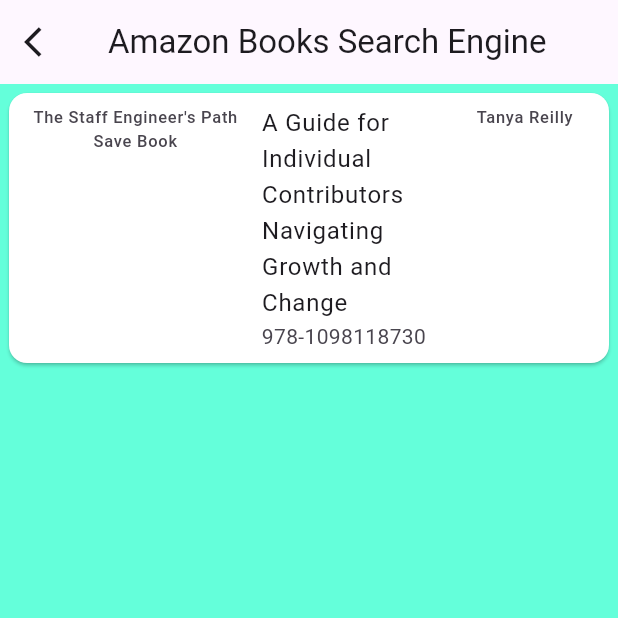
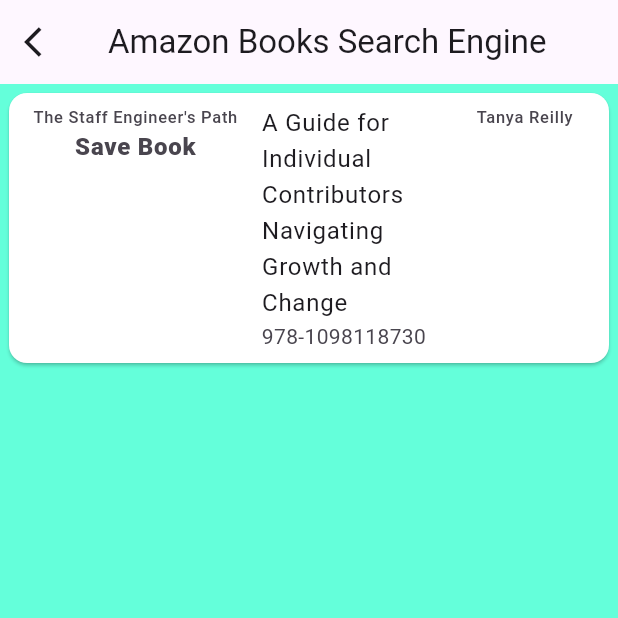
Before and after one commit to JOh2809/cs3541_final_project, a Flutter app: the AmazonBookListPage screen opened directly, on a phone screen of 412 x 824 dp, the top half of it. Run offline on Flutter 3.47's test engine with Material 3 defaults, Android fonts, the phone set to English and light mode, and no system bars; our stand-ins replace audioplayers, csv, visibility_detector, youtube_player_flutter; missing offline and left inert: android_alarm_manager_plus, dart:ffi.

Commit message:
Made save book more visually noticeable.

```diff
--- a/cs3541_final_project/lib/amazon/views/amazon_component.dart
+++ b/cs3541_final_project/lib/amazon/views/amazon_component.dart
@@ -201,7 +201,7 @@ class _AmazonBookListPageState extends State<AmazonBookListPage> {
                     children: <Widget> [
                       Text(_amazonBooksData[index][0].toString()),
                       InkWell(
-                          child: Text('Save Book'),
+                          child: Text('Save Book', style: TextStyle(fontSize: 16, fontWeight: FontWeight.w800),),
                           onTap: () {
                             ListTile element = ListTile(
                               leading: Column(
```
